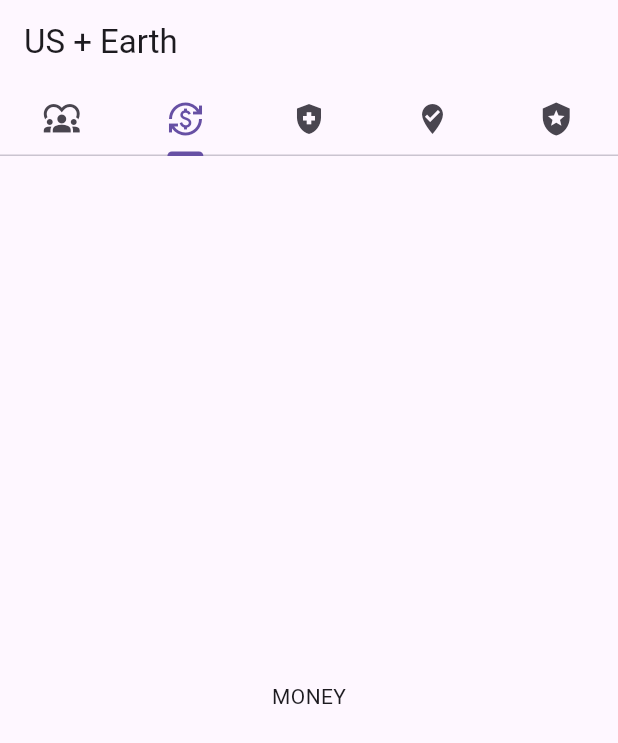
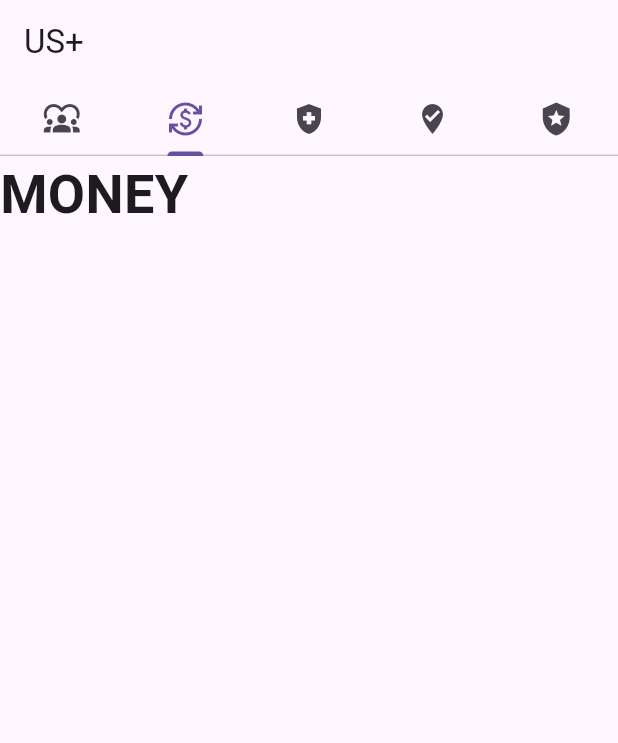
Before and after one commit to ustmrw/app, a Flutter app: the screen it shows after launch, on a phone screen of 412 x 824 dp. Shown: the top 743 px of the screen. Run offline on Flutter 3.47's test engine with Material 2 defaults, Android fonts, the phone set to English and light mode, and no system bars.

Commit message:
tab page headings + alignment

```diff
--- a/lib/main.dart
+++ b/lib/main.dart
@@ -15,7 +15,12 @@ class TabBarApp extends StatelessWidget {
 }
 
 class TabBarExample extends StatelessWidget {
-  const TabBarExample({super.key});
+  const TabBarExample({Key? key}) : super(key: key);
+
+  final TextStyle headlineStyle = const TextStyle(
+    fontSize: 36,
+    fontWeight: FontWeight.bold,
+  );
 
   @override
   Widget build(BuildContext context) {
@@ -24,7 +29,7 @@ class TabBarExample extends StatelessWidget {
       length: 5,
       child: Scaffold(
         appBar: AppBar(
-          title: const Text('US + Earth'),
+          title: const Text('US+'),
           bottom: const TabBar(
             tabs: <Widget>[
               Tab(
@@ -45,22 +50,27 @@ class TabBarExample extends StatelessWidget {
             ],
           ),
         ),
-        body: const TabBarView(
+        body: TabBarView(
           children: <Widget>[
-            Center(
-              child: Text("SAFETY"),
+            Align(
+              alignment: Alignment.topLeft,
+              child: Text("SAFETY", style: headlineStyle),
             ),
-            Center(
-              child: Text("MONEY"),
+            Align(
+              alignment: Alignment.topLeft,
+              child: Text("MONEY", style: headlineStyle),
             ),
-            Center(
-              child: Text("HEALTH"),
+            Align(
+              alignment: Alignment.topLeft,
+              child: Text("HEALTH", style: headlineStyle),
             ),
-            Center(
-              child: Text("CIVICS"),
+            Align(
+              alignment: Alignment.topLeft,
+              child: Text("CIVICS", style: headlineStyle),
             ),
-            Center(
-              child: Text("SERVE"),
+            Align(
+              alignment: Alignment.topLeft,
+              child: Text("SERVE", style: headlineStyle),
             ),
           ],
         ),
```
